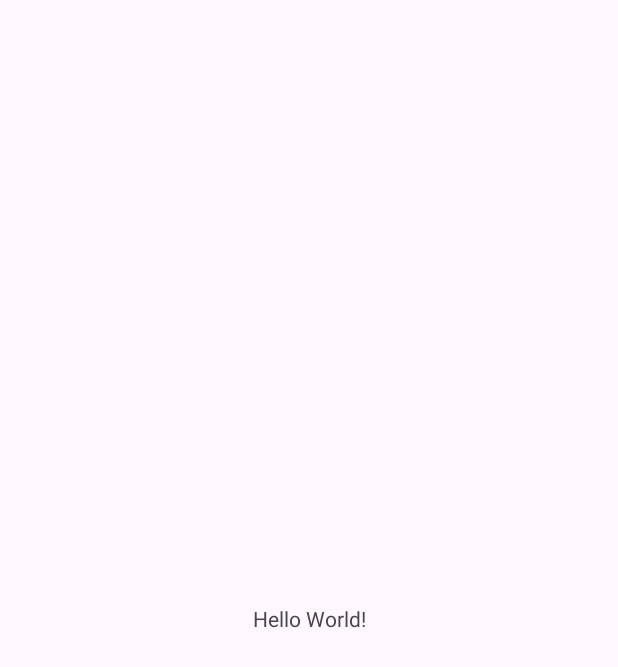
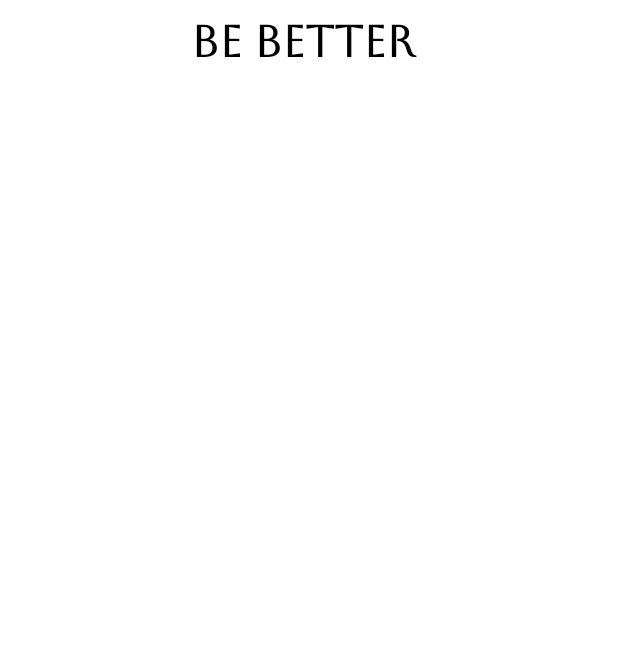
Before and after one commit to Rivskyyy/beBetter, an Android app: the screen it shows after launch (MainActivity), on a phone screen of 412 x 824 dp. Before the commit the part shown is almost empty. Shown: the top 667 px of the screen. Run offline under Robolectric (Android 15) with nearby library versions, the phone set to English and light mode, and no system bars.

Commit message:
activity_main.xml modified

```diff
--- a/app/src/main/AndroidManifest.xml
+++ b/app/src/main/AndroidManifest.xml
@@ -13,7 +13,7 @@
         android:theme="@style/Theme.BeBetter"
         tools:targetApi="31">
         <activity
-            android:name=".MainActivity"
+            android:name=".presentation.MainActivity"
             android:exported="true">
             <intent-filter>
                 <action android:name="android.intent.action.MAIN" />
--- a/app/src/main/java/com/rivskyinc/bebetter/MainActivity.kt
+++ b/app/src/main/java/com/rivskyinc/bebetter/presentation/MainActivity.kt
@@ -1,7 +1,8 @@
-package com.rivskyinc.bebetter
+package com.rivskyinc.bebetter.presentation
 
 import androidx.appcompat.app.AppCompatActivity
 import android.os.Bundle
+import com.rivskyinc.bebetter.R
 
 class MainActivity : AppCompatActivity() {
     override fun onCreate(savedInstanceState: Bundle?) {
--- a/app/src/main/res/layout/activity_main.xml
+++ b/app/src/main/res/layout/activity_main.xml
@@ -1,18 +1,53 @@
 <?xml version="1.0" encoding="utf-8"?>
-<androidx.constraintlayout.widget.ConstraintLayout xmlns:android="http://schemas.android.com/apk/res/android"
+<LinearLayout xmlns:android="http://schemas.android.com/apk/res/android"
     xmlns:app="http://schemas.android.com/apk/res-auto"
+    android:id="@+id/MainConstraintLayout"
     xmlns:tools="http://schemas.android.com/tools"
     android:layout_width="match_parent"
     android:layout_height="match_parent"
-    tools:context=".MainActivity">
+    tools:context=".presentation.MainActivity"
+    android:background="@color/white"
+    android:orientation="vertical"
+    app:cardBackgroundColor="@color/silver_white"
+    >
 
-    <TextView
-        android:layout_width="wrap_content"
+    <androidx.constraintlayout.widget.ConstraintLayout
+        android:layout_width="match_parent"
         android:layout_height="wrap_content"
-        android:text="Hello World!"
+
+        >
+
+        <TextView
+            android:layout_width="wrap_content"
+            android:layout_height="wrap_content"
+            android:layout_marginTop="10sp"
+            android:fontFamily="@font/aboreto_regular"
+            android:gravity="center"
+            android:text="be Better "
+            android:textColor="@color/black"
+            android:textSize="30sp"
+            android:textStyle="bold"
+            app:layout_constraintBottom_toBottomOf="parent"
+            app:layout_constraintEnd_toEndOf="parent"
+
+            app:layout_constraintStart_toStartOf="parent"
+            app:layout_constraintTop_toTopOf="parent" />
+
+
+    </androidx.constraintlayout.widget.ConstraintLayout>
+    <androidx.recyclerview.widget.RecyclerView
+
+        android:id="@+id/recyclerViewMain"
+        android:layout_width="match_parent"
+        android:layout_height="wrap_content"
         app:layout_constraintBottom_toBottomOf="parent"
         app:layout_constraintEnd_toEndOf="parent"
+        app:layout_constraintHorizontal_bias="0.0"
+
         app:layout_constraintStart_toStartOf="parent"
-        app:layout_constraintTop_toTopOf="parent" />
+        app:layout_constraintTop_toTopOf="parent"
+        app:layout_constraintVertical_bias="0.0"
+        tools:listitem="@layout/item_layout" />
 
-</androidx.constraintlayout.widget.ConstraintLayout>
+
+</LinearLayout>
--- a/app/src/main/res/values/colors.xml
+++ b/app/src/main/res/values/colors.xml
@@ -2,4 +2,16 @@
 <resources>
     <color name="black">#FF000000</color>
     <color name="white">#FFFFFFFF</color>
+
+    <color name="purple_200">#FFBB86FC</color>
+    <color name="purple_500">#FF6200EE</color>
+    <color name="purple_700">#FF3700B3</color>
+    <color name="teal_200">#FF03DAC5</color>
+    <color name="teal_700">#FF018786</color>
+    <color name="green">#6BC8A3</color>
+    <color name="red">#FF8B60</color>
+    <color name="red_another_palette">#9E211B</color>
+    <color name="pink_white">#d3b3ac</color>
+    <color name="silver_white">#F5F7FF</color>
+    <color name="yellow">#FFD700</color>
 </resources>
```
Also changed, not shown: app/src/main/res/font/aboreto_regular.ttf (added), app/src/main/res/font/roboto_black.ttf (added).
